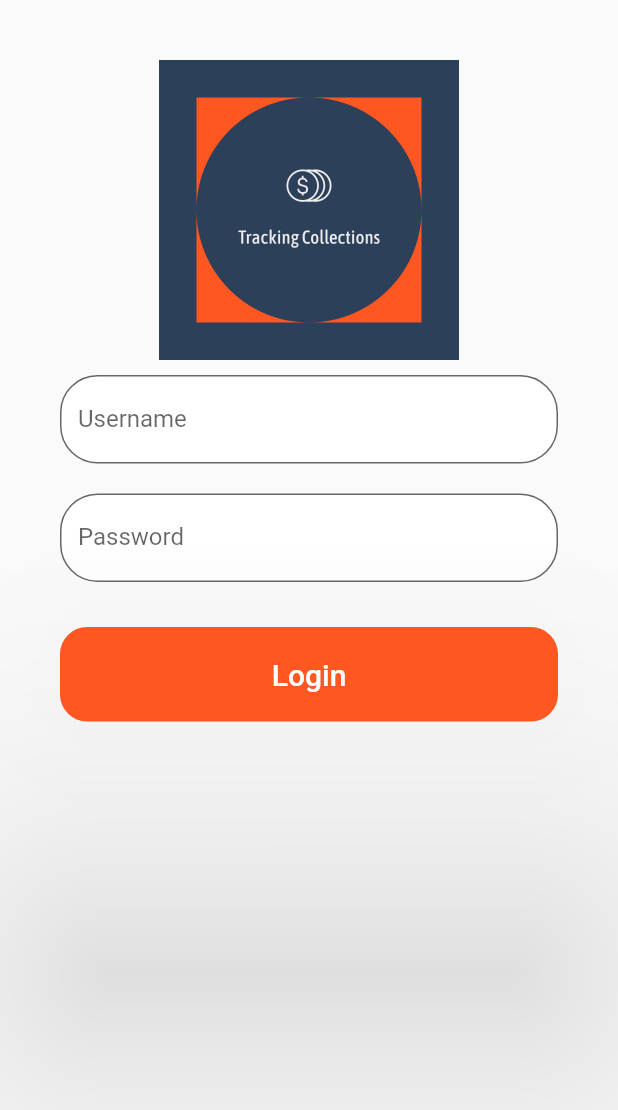
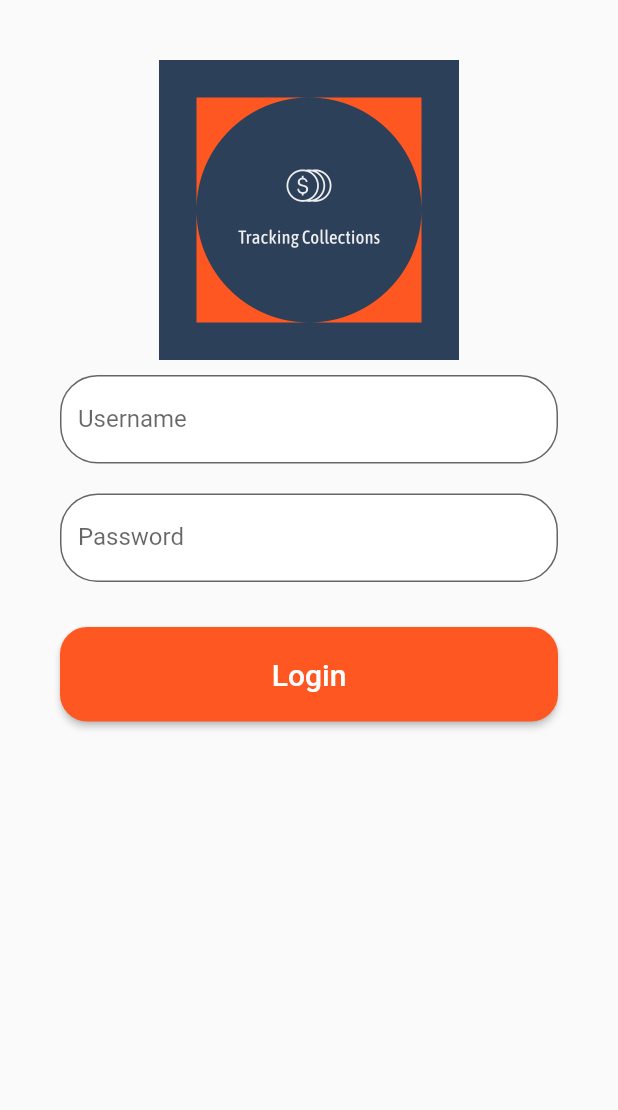
Before and after one commit to pamrulla/TrackingCollectionsFlutter, a Flutter app: the screen it shows after launch, on a phone screen of 412 x 824 dp. Shown: the top 1110 px of the screen. Run offline on Flutter 3.47's test engine with Material 2 defaults, Android fonts, the phone set to English and light mode, and no system bars; our stand-ins replace cloud_firestore, firebase_storage, image_picker; accounts and stored records are empty.

Commit message:
Fixed elevation

```diff
--- a/lib/components/myRaisedButton.dart
+++ b/lib/components/myRaisedButton.dart
@@ -10,7 +10,7 @@ class MyRaisedButton extends StatelessWidget {
     return RaisedButton(
       onPressed: onPressed,
       padding: EdgeInsets.all(20.0),
-      elevation: 100.0,
+      elevation: 2.0,
       child: Text(
         name,
         style: TextStyle(
```
